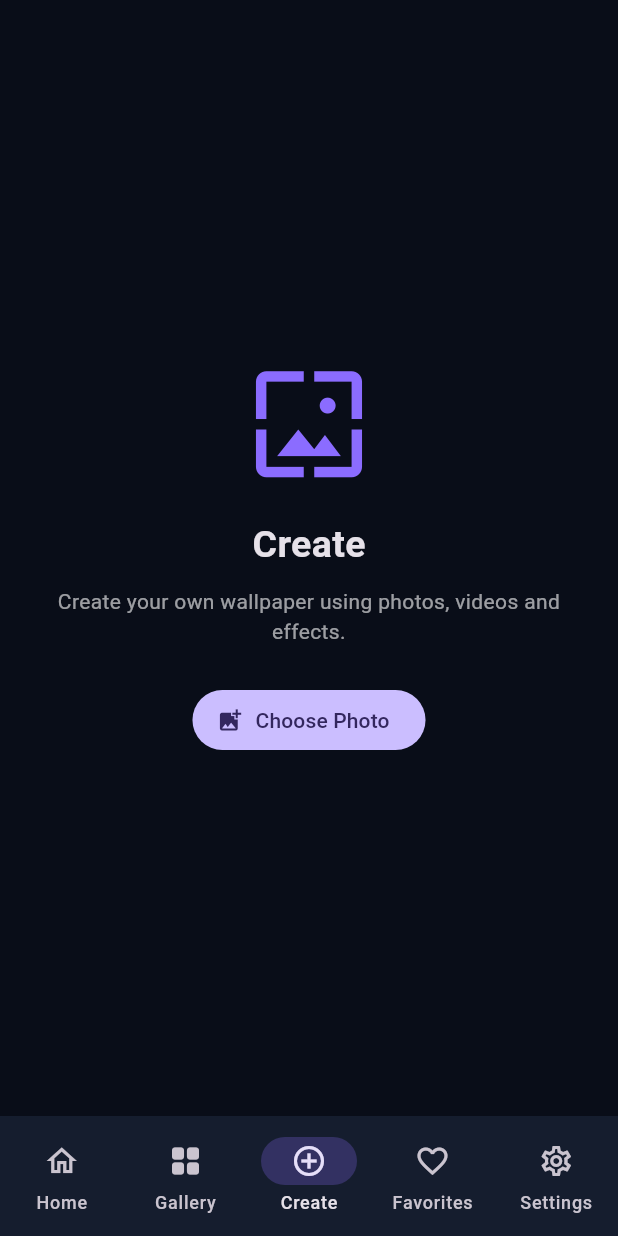
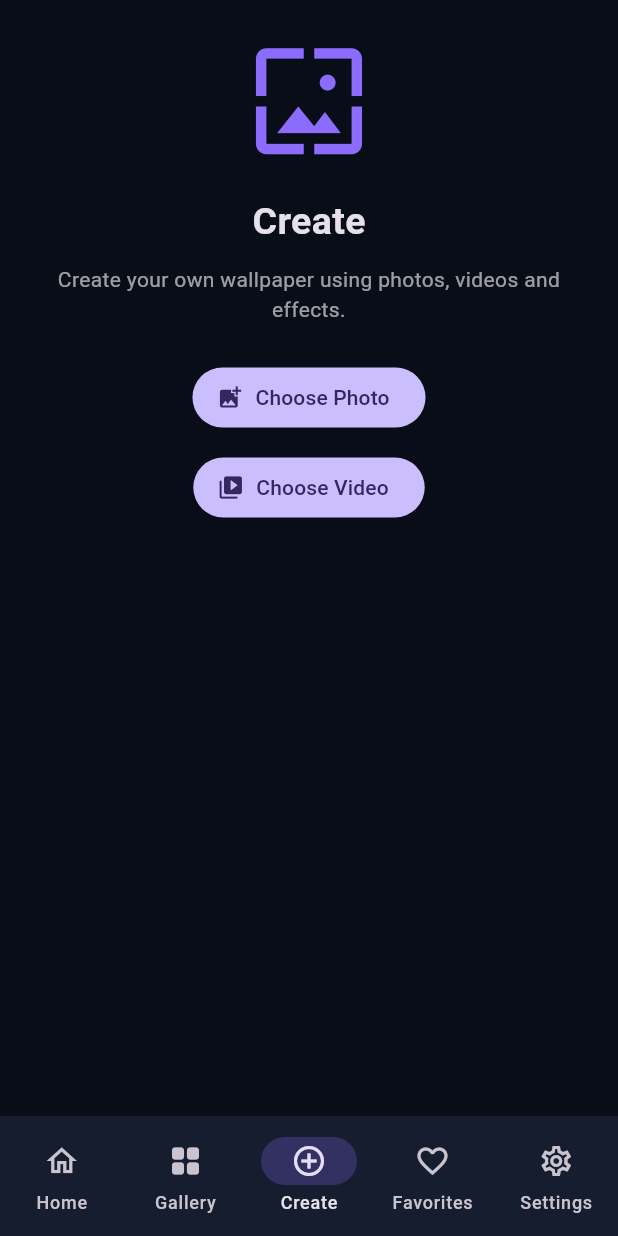
Before and after one commit to ymohammod792-ai/live-wallpaper-pro, a Flutter app: the screen it shows after launch, item 3 of the bottom bar chosen, after a tap on "Choose Photo", on a phone screen of 412 x 824 dp. Run offline on Flutter 3.47's test engine with Material 3 defaults, Android fonts, the phone set to English and light mode, and no system bars; our stand-ins replace image_picker, video_player.

Commit message:
Add video picker and preview

```diff
--- a/lib/main.dart
+++ b/lib/main.dart
@@ -1,6 +1,8 @@
 import 'dart:io';
+
 import 'package:flutter/material.dart';
 import 'package:image_picker/image_picker.dart';
+import 'package:video_player/video_player.dart';
 
 void main() {
   runApp(const LiveWallpaperApp());
@@ -20,22 +22,38 @@ class Wallpaper {
 }
 
 const wallpapers = [
-  Wallpaper('Galaxy Dream', 'Galaxy', Icons.blur_circular,
-      [Color(0xFF32116B), Color(0xFF071A48)]),
-  Wallpaper('Deep Nature', 'Nature', Icons.forest,
-      [Color(0xFF075B42), Color(0xFF071D25)]),
-  Wallpaper('Rainy Night', 'Rain', Icons.water_drop,
-      [Color(0xFF174D78), Color(0xFF091528)]),
-  Wallpaper('Dark Horror', 'Horror', Icons.nightlight,
-      [Color(0xFF7B171F), Color(0xFF160912)]),
-  Wallpaper('Neon Abstract', 'Abstract', Icons.auto_awesome,
-      [Color(0xFF7137A8), Color(0xFF101B50)]),
-  Wallpaper('3D Universe', '3D', Icons.public,
-      [Color(0xFF126E91), Color(0xFF17134D)]),
-  Wallpaper('Green Forest', 'Nature', Icons.park,
-      [Color(0xFF286C38), Color(0xFF10251A)]),
-  Wallpaper('Galaxy Blue', 'Galaxy', Icons.stars,
-      [Color(0xFF1554A0), Color(0xFF100C37)]),
+  Wallpaper('Galaxy Dream', 'Galaxy', Icons.blur_circular, [
+    Color(0xFF32116B),
+    Color(0xFF071A48),
+  ]),
+  Wallpaper('Deep Nature', 'Nature', Icons.forest, [
+    Color(0xFF075B42),
+    Color(0xFF071D25),
+  ]),
+  Wallpaper('Rainy Night', 'Rain', Icons.water_drop, [
+    Color(0xFF174D78),
+    Color(0xFF091528),
+  ]),
+  Wallpaper('Dark Horror', 'Horror', Icons.nightlight, [
+    Color(0xFF7B171F),
+    Color(0xFF160912),
+  ]),
+  Wallpaper('Neon Abstract', 'Abstract', Icons.auto_awesome, [
+    Color(0xFF7137A8),
+    Color(0xFF101B50),
+  ]),
+  Wallpaper('3D Universe', '3D', Icons.public, [
+    Color(0xFF126E91),
+    Color(0xFF17134D),
+  ]),
+  Wallpaper('Green Forest', 'Nature', Icons.park, [
+    Color(0xFF286C38),
+    Color(0xFF10251A),
+  ]),
+  Wallpaper('Galaxy Blue', 'Galaxy', Icons.stars, [
+    Color(0xFF1554A0),
+    Color(0xFF100C37),
+  ]),
 ];
 
 class LiveWallpaperApp extends StatelessWidget {
@@ -73,16 +91,26 @@ class _MainScreenState extends State<MainScreen> {
   String language = 'English';
   final Set<String> favorites = {};
   File? selectedImage;
+  VideoPlayerController? videoController;
 
   final categories = [
-    'All', '2D', '3D', 'Nature', 'Rain',
-    'Galaxy', 'Horror', 'Abstract'
+    'All',
+    '2D',
+    '3D',
+    'Nature',
+    'Rain',
+    'Galaxy',
+    'Horror',
+    'Abstract',
   ];
 
   final translations = {
     'English': {
-      'home': 'Home', 'gallery': 'Gallery', 'create': 'Create',
-      'favorites': 'Favorites', 'settings': 'Settings',
+      'home': 'Home',
+      'gallery': 'Gallery',
+      'create': 'Create',
+      'favorites': 'Favorites',
+      'settings': 'Settings',
       'welcome': 'Discover your world',
       'subtitle': 'Beautiful wallpapers for your screen',
       'featured': 'Featured Wallpapers',
@@ -96,8 +124,11 @@ class _MainScreenState extends State<MainScreen> {
       'language': 'Language',
     },
     'বাংলা': {
-      'home': 'হোম', 'gallery': 'গ্যালারি', 'create': 'তৈরি',
-      'favorites': 'পছন্দের', 'settings': 'সেটিংস',
+      'home': 'হোম',
+      'gallery': 'গ্যালারি',
+      'create': 'তৈরি',
+      'favorites': 'পছন্দের',
+      'settings': 'সেটিংস',
       'welcome': 'আপনার নতুন জগৎ আবিষ্কার করুন',
       'subtitle': 'আপনার স্ক্রিনের জন্য সুন্দর ওয়ালপেপার',
       'featured': 'বিশেষ ওয়ালপেপার',
@@ -111,8 +142,11 @@ class _MainScreenState extends State<MainScreen> {
       'language': 'ভাষা',
     },
     'Arabic': {
-      'home': 'الرئيسية', 'gallery': 'المعرض', 'create': 'إنشاء',
-      'favorites': 'المفضلة', 'settings': 'الإعدادات',
+      'home': 'الرئيسية',
+      'gallery': 'المعرض',
+      'create': 'إنشاء',
+      'favorites': 'المفضلة',
+      'settings': 'الإعدادات',
       'welcome': 'اكتشف عالمك',
       'subtitle': 'خلفيات جميلة لشاشتك',
       'featured': 'خلفيات مميزة',
@@ -127,8 +161,7 @@ class _MainScreenState extends State<MainScreen> {
     },
   };
 
-  String tr(String key) =>
-      translations[language]?[key] ?? key;
+  String tr(String key) => translations[language]?[key] ?? key;
 
   void toggleFavorite(Wallpaper wallpaper) {
     setState(() {
@@ -143,13 +176,17 @@ class _MainScreenState extends State<MainScreen> {
   @override
   Widget build(BuildContext context) {
     final labels = [
-      tr('home'), tr('gallery'), tr('create'),
-      tr('favorites'), tr('settings')
+      tr('home'),
+      tr('gallery'),
+      tr('create'),
+      tr('favorites'),
+      tr('settings'),
     ];
 
     return Directionality(
-      textDirection:
-          language == 'Arabic' ? TextDirection.rtl : TextDirection.ltr,
+      textDirection: language == 'Arabic'
+          ? TextDirection.rtl
+          : TextDirection.ltr,
       child: Scaffold(
         body: SafeArea(
           child: IndexedStack(
@@ -174,20 +211,25 @@ class _MainScreenState extends State<MainScreen> {
             NavigationDestination(
               icon: const Icon(Icons.home_outlined),
               selectedIcon: const Icon(Icons.home),
-                label: labels[0]),
+              label: labels[0],
+            ),
             NavigationDestination(
               icon: const Icon(Icons.grid_view_rounded),
-                label: labels[1]),
+              label: labels[1],
+            ),
             NavigationDestination(
               icon: const Icon(Icons.add_circle_outline),
-                label: labels[2]),
+              label: labels[2],
+            ),
             NavigationDestination(
               icon: const Icon(Icons.favorite_border),
               selectedIcon: const Icon(Icons.favorite),
-                label: labels[3]),
+              label: labels[3],
+            ),
             NavigationDestination(
               icon: const Icon(Icons.settings_outlined),
-                label: labels[4]),
+              label: labels[4],
+            ),
           ],
         ),
       ),
@@ -203,12 +245,14 @@ class _MainScreenState extends State<MainScreen> {
             const Icon(Icons.blur_on, color: accent, size: 34),
             const SizedBox(width: 10),
             const Expanded(
-              child: Text('LIVE WALLPAPER PRO',
+              child: Text(
+                'LIVE WALLPAPER PRO',
                 style: TextStyle(
                   fontWeight: FontWeight.bold,
                   letterSpacing: 1.2,
                   fontSize: 16,
-                  )),
+                ),
+              ),
             ),
             IconButton(
               onPressed: () => setState(() => page = 4),
@@ -217,12 +261,12 @@ class _MainScreenState extends State<MainScreen> {
           ],
         ),
         const SizedBox(height: 25),
-        Text(tr('welcome'),
-            style: const TextStyle(
-                fontSize: 25, fontWeight: FontWeight.bold)),
+        Text(
+          tr('welcome'),
+          style: const TextStyle(fontSize: 25, fontWeight: FontWeight.bold),
+        ),
         const SizedBox(height: 8),
-        Text(tr('subtitle'),
-            style: const TextStyle(color: Colors.white60)),
+        Text(tr('subtitle'), style: const TextStyle(color: Colors.white60)),
         const SizedBox(height: 24),
         sectionTitle(tr('featured')),
         featuredCard(),
@@ -259,9 +303,10 @@ class _MainScreenState extends State<MainScreen> {
   Widget sectionTitle(String title) {
     return Padding(
       padding: const EdgeInsets.only(bottom: 14),
-      child: Text(title,
-          style: const TextStyle(
-              fontSize: 19, fontWeight: FontWeight.bold)),
+      child: Text(
+        title,
+        style: const TextStyle(fontSize: 19, fontWeight: FontWeight.bold),
+      ),
     );
   }
 
@@ -282,8 +327,11 @@ class _MainScreenState extends State<MainScreen> {
         child: Stack(
           children: [
             const Center(
-              child: Icon(Icons.blur_circular,
-                  size: 105, color: Colors.white24),
+              child: Icon(
+                Icons.blur_circular,
+                size: 105,
+                color: Colors.white24,
+              ),
             ),
             Positioned(
               left: 18,
@@ -291,13 +339,17 @@ class _MainScreenState extends State<MainScreen> {
               child: Column(
                 crossAxisAlignment: CrossAxisAlignment.start,
                 children: [
-                  const Text('GALAXY COLLECTION',
-                      style: TextStyle(
-                          letterSpacing: 1.5, fontSize: 11)),
-                  Text(wallpaper.title,
+                  const Text(
+                    'GALAXY COLLECTION',
+                    style: TextStyle(letterSpacing: 1.5, fontSize: 11),
+                  ),
+                  Text(
+                    wallpaper.title,
                     style: const TextStyle(
                       fontSize: 23,
-                          fontWeight: FontWeight.bold)),
+                      fontWeight: FontWeight.bold,
+                    ),
+                  ),
                 ],
               ),
             ),
@@ -320,9 +372,10 @@ class _MainScreenState extends State<MainScreen> {
     return ListView(
       padding: const EdgeInsets.all(18),
       children: [
-        Text(tr('gallery'),
-            style: const TextStyle(
-                fontSize: 26, fontWeight: FontWeight.bold)),
+        Text(
+          tr('gallery'),
+          style: const TextStyle(fontSize: 26, fontWeight: FontWeight.bold),
+        ),
         const SizedBox(height: 20),
         SizedBox(
           height: 48,
@@ -379,8 +432,7 @@ class _MainScreenState extends State<MainScreen> {
             child: Stack(
               children: [
                 Center(
-                  child: Icon(wallpaper.icon,
-                      size: 75, color: Colors.white30),
+                  child: Icon(wallpaper.icon, size: 75, color: Colors.white30),
                 ),
                 Positioned(
                   top: 6,
@@ -399,12 +451,17 @@ class _MainScreenState extends State<MainScreen> {
                   child: Column(
                     crossAxisAlignment: CrossAxisAlignment.start,
                     children: [
-                      Text(wallpaper.title,
+                      Text(
+                        wallpaper.title,
+                        style: const TextStyle(fontWeight: FontWeight.bold),
+                      ),
+                      Text(
+                        wallpaper.category,
                         style: const TextStyle(
-                              fontWeight: FontWeight.bold)),
-                      Text(wallpaper.category,
-                          style: const TextStyle(
-                              color: Colors.white70, fontSize: 12)),
+                          color: Colors.white70,
+                          fontSize: 12,
+                        ),
+                      ),
                     ],
                   ),
                 ),
@@ -417,29 +474,33 @@ class _MainScreenState extends State<MainScreen> {
   }
 
   Widget favoritesPage() {
-    final saved = wallpapers
-        .where((w) => favorites.contains(w.title))
-        .toList();
+    final saved = wallpapers.where((w) => favorites.contains(w.title)).toList();
 
     return ListView(
       padding: const EdgeInsets.all(18),
       children: [
-        Text(tr('favorites'),
-            style: const TextStyle(
-                fontSize: 26, fontWeight: FontWeight.bold)),
+        Text(
+          tr('favorites'),
+          style: const TextStyle(fontSize: 26, fontWeight: FontWeight.bold),
+        ),
         const SizedBox(height: 25),
         if (saved.isEmpty)
           Center(
             child: Column(
               children: [
                 const SizedBox(height: 80),
-                const Icon(Icons.favorite_border,
-                    size: 65, color: Colors.white38),
+                const Icon(
+                  Icons.favorite_border,
+                  size: 65,
+                  color: Colors.white38,
+                ),
                 const SizedBox(height: 15),
                 Text(tr('empty')),
                 const SizedBox(height: 8),
-                Text(tr('emptySub'),
-                    style: const TextStyle(color: Colors.white54)),
+                Text(
+                  tr('emptySub'),
+                  style: const TextStyle(color: Colors.white54),
+                ),
               ],
             ),
           )
@@ -449,18 +510,24 @@ class _MainScreenState extends State<MainScreen> {
     );
   }
 
+  @override
+  void dispose() {
+    videoController?.dispose();
+    super.dispose();
+  }
+
   Widget createPage() {
-    return Center(
-      child: Padding(
+    return SingleChildScrollView(
       padding: const EdgeInsets.all(25),
       child: Column(
         mainAxisAlignment: MainAxisAlignment.center,
         children: [
           const Icon(Icons.wallpaper, size: 85, color: accent),
           const SizedBox(height: 20),
-            Text(tr('create'),
-                style: const TextStyle(
-                    fontSize: 25, fontWeight: FontWeight.bold)),
+          Text(
+            tr('create'),
+            style: const TextStyle(fontSize: 25, fontWeight: FontWeight.bold),
+          ),
           const SizedBox(height: 10),
           const Text(
             'Create your own wallpaper using photos, videos and effects.',
@@ -468,21 +535,67 @@ class _MainScreenState extends State<MainScreen> {
             style: TextStyle(color: Colors.white60),
           ),
           const SizedBox(height: 25),
+
           FilledButton.icon(
             onPressed: () async {
-                final picker = ImagePicker();
-                final pickedFile = await picker.pickImage(
+              final pickedFile = await ImagePicker().pickImage(
                 source: ImageSource.gallery,
               );
+
               if (pickedFile != null && mounted) {
+                final oldController = videoController;
                 setState(() {
                   selectedImage = File(pickedFile.path);
+                  videoController = null;
                 });
+                await oldController?.dispose();
               }
             },
             icon: const Icon(Icons.add_photo_alternate),
             label: const Text('Choose Photo'),
           ),
+
+          const SizedBox(height: 12),
+
+          FilledButton.icon(
+            onPressed: () async {
+              final pickedFile = await ImagePicker().pickVideo(
+                source: ImageSource.gallery,
+              );
+
+              if (pickedFile == null || !mounted) return;
+
+              final controller = VideoPlayerController.file(
+                File(pickedFile.path),
+              );
+
+              try {
+                await controller.initialize();
+
+                if (!mounted) {
+                  await controller.dispose();
+                  return;
+                }
+
+                final oldController = videoController;
+                setState(() {
+                  selectedImage = null;
+                  videoController = controller;
+                });
+                await oldController?.dispose();
+              } catch (e) {
+                await controller.dispose();
+                if (mounted) {
+                  ScaffoldMessenger.of(context).showSnackBar(
+                    const SnackBar(content: Text('Could not load this video')),
+                  );
+                }
+              }
+            },
+            icon: const Icon(Icons.video_library),
+            label: const Text('Choose Video'),
+          ),
+
           if (selectedImage != null) ...[
             const SizedBox(height: 16),
             ClipRRect(
@@ -495,8 +608,38 @@ class _MainScreenState extends State<MainScreen> {
               ),
             ),
           ],
+
+          if (videoController != null &&
+              videoController!.value.isInitialized) ...[
+            const SizedBox(height: 16),
+            ClipRRect(
+              borderRadius: BorderRadius.circular(12),
+              child: AspectRatio(
+                aspectRatio: videoController!.value.aspectRatio,
+                child: VideoPlayer(videoController!),
+              ),
+            ),
+            IconButton(
+              onPressed: () {
+                final controller = videoController!;
+                setState(() {
+                  if (controller.value.isPlaying) {
+                    controller.pause();
+                  } else {
+                    controller.play();
+                  }
+                });
+              },
+              icon: Icon(
+                videoController!.value.isPlaying
+                    ? Icons.pause_circle
+                    : Icons.play_circle,
+                size: 45,
+                color: accent,
+              ),
+            ),
           ],
-        ),
+        ],
       ),
     );
   }
@@ -505,9 +648,10 @@ class _MainScreenState extends State<MainScreen> {
     return ListView(
       padding: const EdgeInsets.all(18),
       children: [
-        Text(tr('settings'),
-            style: const TextStyle(
-                fontSize: 26, fontWeight: FontWeight.bold)),
+        Text(
+          tr('settings'),
+          style: const TextStyle(fontSize: 26, fontWeight: FontWeight.bold),
+        ),
         const SizedBox(height: 25),
         ListTile(
           leading: const Icon(Icons.language, color: accent),
@@ -517,10 +661,7 @@ class _MainScreenState extends State<MainScreen> {
             value: language,
             dropdownColor: panel,
             items: ['English', 'বাংলা', 'Arabic'].map((lang) {
-              return DropdownMenuItem(
-                value: lang,
-                child: Text(lang),
-              );
+              return DropdownMenuItem(value: lang, child: Text(lang));
             }).toList(),
             onChanged: (value) {
               if (value != null) {
@@ -550,9 +691,13 @@ class _MainScreenState extends State<MainScreen> {
             child: Column(
               mainAxisSize: MainAxisSize.min,
               children: [
-                Text(tr('preview'),
+                Text(
+                  tr('preview'),
                   style: const TextStyle(
-                        fontSize: 20, fontWeight: FontWeight.bold)),
+                    fontSize: 20,
+                    fontWeight: FontWeight.bold,
+                  ),
+                ),
                 const SizedBox(height: 15),
                 Container(
                   height: 300,
@@ -565,19 +710,16 @@ class _MainScreenState extends State<MainScreen> {
                       end: Alignment.bottomRight,
                     ),
                   ),
-                  child: Icon(wallpaper.icon,
-                      size: 100, color: Colors.white38),
+                  child: Icon(wallpaper.icon, size: 100, color: Colors.white38),
                 ),
                 const SizedBox(height: 15),
-                Text(wallpaper.title,
-                    style: const TextStyle(fontSize: 18)),
+                Text(wallpaper.title, style: const TextStyle(fontSize: 18)),
                 const SizedBox(height: 15),
                 FilledButton(
                   onPressed: () {
                     Navigator.pop(context);
-                    ScaffoldMessenger.of(this.context).showSnackBar(
-                      SnackBar(content: Text(tr('coming'))),
-                    );
+                    ScaffoldMessenger.of(this.context)
+                        .showSnackBar(SnackBar(content: Text(tr('coming'))));
                   },
                   child: Text(tr('apply')),
                 ),
--- a/pubspec.yaml
+++ b/pubspec.yaml
@@ -36,6 +36,7 @@ dependencies:
   # Use with the CupertinoIcons class for iOS style icons.
   cupertino_icons: ^1.0.8
   image_picker: ^1.2.4
+  video_player: ^2.14.1
 
 dev_dependencies:
   flutter_test:
```
Also changed, not shown: pubspec.lock, 2 other files. Lines whose indentation alone changed are shown as unchanged.
